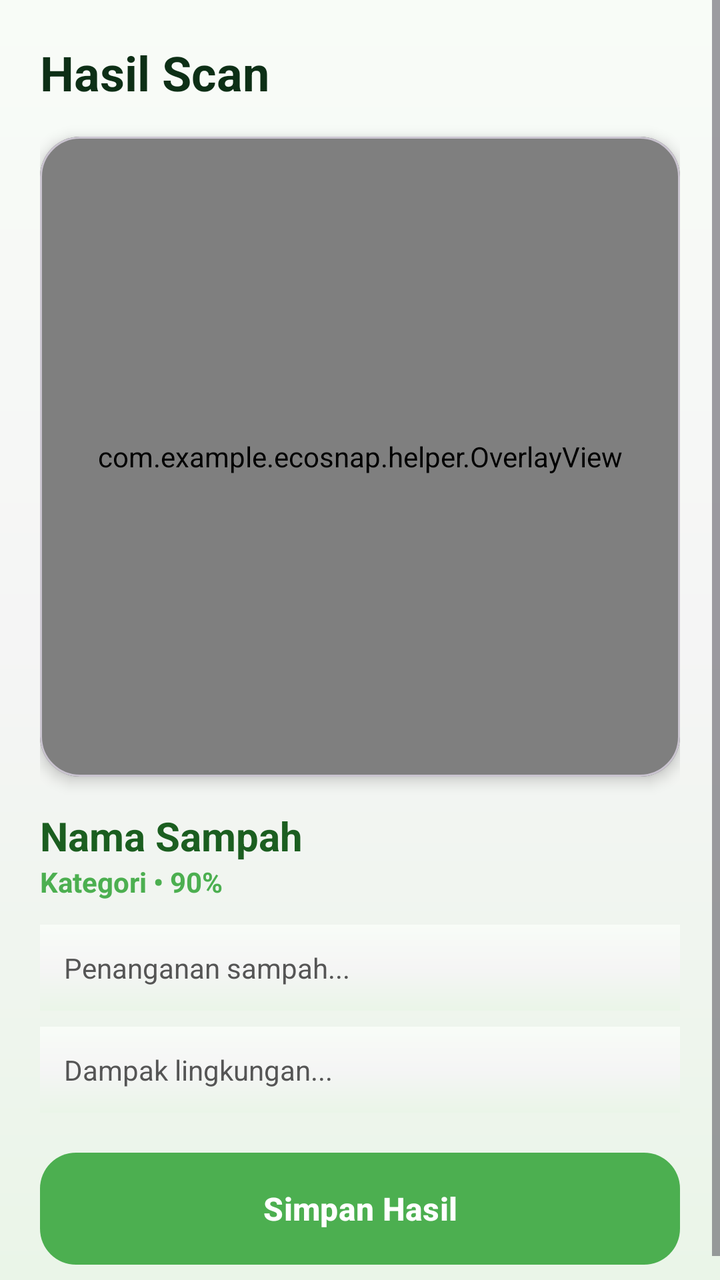
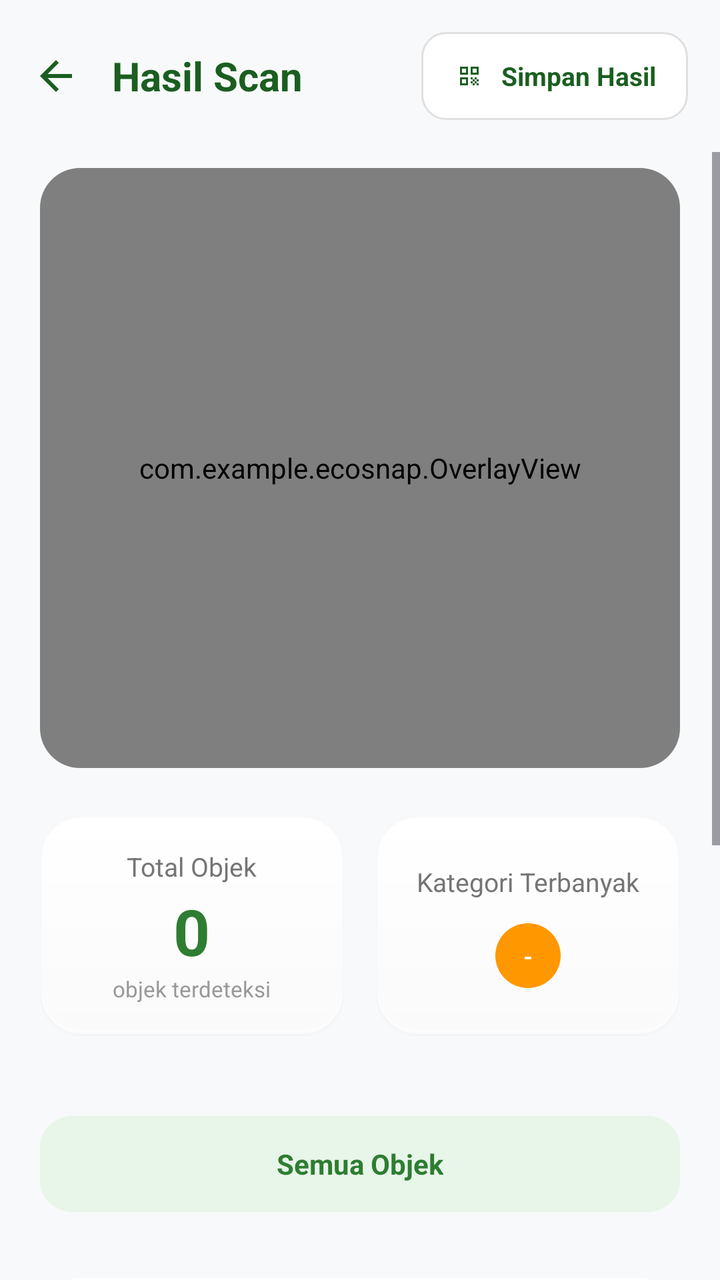

The first picture is an Android layout as it rendered before a commit; the second is the same layout after the commit. The layout source and the unified diff follow.
<!-- AndroidManifest.xml: application theme Theme.EcoSnap -->
<!-- res/layout/activity_result.xml -->
<ScrollView xmlns:android="http://schemas.android.com/apk/res/android"
    xmlns:app="http://schemas.android.com/apk/res-auto"
    android:layout_width="match_parent"
    android:layout_height="match_parent"
    android:background="@drawable/bg_screen_soft"
    android:overScrollMode="never">

    <LinearLayout
        android:layout_width="match_parent"
        android:layout_height="wrap_content"
        android:orientation="vertical"
        android:padding="20dp">

        
        <TextView
            android:layout_width="match_parent"
            android:layout_height="wrap_content"
            android:text="Hasil Scan"
            android:textSize="24sp"
            android:textStyle="bold"
            android:textColor="#0D2F16" />

        
        <com.google.android.material.card.MaterialCardView
            android:layout_width="match_parent"
            android:layout_height="320dp"
            android:layout_marginTop="16dp"
            app:cardCornerRadius="20dp"
            app:cardElevation="4dp">

            <FrameLayout
                android:layout_width="match_parent"
                android:layout_height="match_parent">

                <ImageView
                    android:id="@+id/imgHasil"
                    android:layout_width="match_parent"
                    android:layout_height="match_parent"
                    android:scaleType="centerCrop" />

                <com.example.ecosnap.helper.OverlayView
                    android:id="@+id/overlayView"
                    android:layout_width="match_parent"
                    android:layout_height="match_parent" />

            </FrameLayout>
        </com.google.android.material.card.MaterialCardView>

        
        <TextView
            android:id="@+id/tvNamaSampah"
            android:layout_width="match_parent"
            android:layout_height="wrap_content"
            android:layout_marginTop="16dp"
            android:text="Nama Sampah"
            android:textSize="20sp"
            android:textStyle="bold"
            android:textColor="#1B5E20" />

        
        <TextView
            android:id="@+id/tvKategori"
            android:layout_width="match_parent"
            android:layout_height="wrap_content"
            android:text="Kategori • 90%"
            android:textColor="#4CAF50"
            android:textStyle="bold" />

        
        <TextView
            android:id="@+id/tvSaran"
            android:layout_width="match_parent"
            android:layout_height="wrap_content"
            android:layout_marginTop="12dp"
            android:background="@drawable/bg_screen_soft"
            android:padding="12dp"
            android:text="Penanganan sampah..."
            android:textColor="#555" />

        
        <TextView
            android:id="@+id/tvFunfact"
            android:layout_width="match_parent"
            android:layout_height="wrap_content"
            android:layout_marginTop="8dp"
            android:background="@drawable/bg_screen_soft"
            android:padding="12dp"
            android:text="Dampak lingkungan..."
            android:textColor="#555" />

        
        <com.google.android.material.button.MaterialButton
            android:id="@+id/btnSimpan"
            android:layout_width="match_parent"
            android:layout_height="56dp"
            android:layout_marginTop="20dp"
            android:background="@drawable/bg_button_gradient"
            android:text="Simpan Hasil"
            android:textAllCaps="false"
            android:textColor="#FFFFFF"
            android:textSize="16sp"
            android:textStyle="bold" />

    </LinearLayout>
</ScrollView>
<!-- resources referenced by this layout -->
<resources>
  <!-- drawable bg_button_gradient (drawable) -->
  <?xml version="1.0" encoding="utf-8"?>
  <shape xmlns:android="http://schemas.android.com/apk/res/android">
      <gradient
          android:angle="0"
          android:startColor="#1B5E20"
          android:centerColor="#2E7D32"
          android:endColor="#4CAF50" />
      <corners android:radius="18dp" />
  </shape>
  <!-- drawable bg_screen_soft (drawable) -->
  <?xml version="1.0" encoding="utf-8"?>
  <shape xmlns:android="http://schemas.android.com/apk/res/android">
      <gradient
          android:angle="270"
          android:startColor="#F8FCF7"
          android:centerColor="#F5F5F5"
          android:endColor="#EAF5E8" />
  </shape>
  <style name="Base.Theme.EcoSnap" parent="Theme.Material3.DayNight.NoActionBar">
          
          <item name="colorPrimary">@color/colorPrimary</item>
          <item name="colorPrimaryVariant">@color/colorPrimaryDark</item>
          <item name="colorOnPrimary">@color/white</item>
          <item name="colorSecondary">@color/colorAccent</item>
          <item name="colorSecondaryContainer">#C8E6C9</item>
          <item name="colorOnSecondaryContainer">#1B5E20</item>
          <item name="android:windowBackground">@color/eco_bg_soft</item>
      </style>
  <!-- unchanged entries left out for length: 6 -->
</resources>

<!-- the commit's change to res/layout/activity_result.xml (unified diff, before → after) -->
@@ -1,105 +1,332 @@
-<ScrollView xmlns:android="http://schemas.android.com/apk/res/android"
+<?xml version="1.0" encoding="utf-8"?>
+<LinearLayout xmlns:android="http://schemas.android.com/apk/res/android"
     xmlns:app="http://schemas.android.com/apk/res-auto"
     android:layout_width="match_parent"
     android:layout_height="match_parent"
-    android:background="@drawable/bg_screen_soft"
-    android:overScrollMode="never">
-
+    android:background="#F8F9FA"
+    android:orientation="vertical">
+
+    
     <LinearLayout
         android:layout_width="match_parent"
         android:layout_height="wrap_content"
-        android:orientation="vertical"
-        android:padding="20dp">
-
-        
+        android:gravity="center_vertical"
+        android:padding="16dp"
+        android:orientation="horizontal">
+
+        <ImageView
+            android:layout_width="24dp"
+            android:layout_height="24dp"
+            android:src="@drawable/ic_back"
+            android:contentDescription="Back"
+            app:tint="#1B5E20"
+            android:onClick="finish"
+            android:background="?attr/selectableItemBackgroundBorderless"
+            android:clickable="true"
+            android:focusable="true"/>
+
         <TextView
-            android:layout_width="match_parent"
+            android:layout_width="0dp"
             android:layout_height="wrap_content"
+            android:layout_weight="1"
+            android:layout_marginStart="16dp"
             android:text="Hasil Scan"
-            android:textSize="24sp"
-            android:textStyle="bold"
-            android:textColor="#0D2F16" />
-
-        
-        <com.google.android.material.card.MaterialCardView
-            android:layout_width="match_parent"
-            android:layout_height="320dp"
-            android:layout_marginTop="16dp"
-            app:cardCornerRadius="20dp"
-            app:cardElevation="4dp">
-
-            <FrameLayout
-                android:layout_width="match_parent"
-                android:layout_height="match_parent">
-
-                <ImageView
-                    android:id="@+id/imgHasil"
-                    android:layout_width="match_parent"
-                    android:layout_height="match_parent"
-                    android:scaleType="centerCrop" />
-
-                <com.example.ecosnap.helper.OverlayView
-                    android:id="@+id/overlayView"
-                    android:layout_width="match_parent"
-                    android:layout_height="match_parent" />
-
-            </FrameLayout>
-        </com.google.android.material.card.MaterialCardView>
-
-        
-        <TextView
-            android:id="@+id/tvNamaSampah"
-            android:layout_width="match_parent"
-            android:layout_height="wrap_content"
-            android:layout_marginTop="16dp"
-            android:text="Nama Sampah"
             android:textSize="20sp"
             android:textStyle="bold"
             android:textColor="#1B5E20" />
 
-        
-        <TextView
-            android:id="@+id/tvKategori"
+        <LinearLayout
+            android:id="@+id/btnSimpan"
+            android:layout_width="wrap_content"
+            android:layout_height="44dp"
+            android:background="@drawable/bg_filter_btn"
+            android:gravity="center_vertical"
+            android:orientation="horizontal"
+            android:paddingHorizontal="16dp"
+            android:clickable="true"
+            android:focusable="true"
+            android:foreground="?attr/selectableItemBackground">
+            <ImageView
+                android:layout_width="16dp"
+                android:layout_height="16dp"
+                android:src="@drawable/ic_scan"
+                app:tint="#1B5E20" />
+            <TextView
+                android:layout_width="wrap_content"
+                android:layout_height="wrap_content"
+                android:layout_marginStart="8dp"
+                android:text="Simpan Hasil"
+                android:textColor="#1B5E20"
+                android:textSize="13sp"
+                android:textStyle="bold" />
+        </LinearLayout>
+    </LinearLayout>
+
+    <ScrollView
+        android:layout_width="match_parent"
+        android:layout_height="match_parent"
+        android:fillViewport="true"
+        android:overScrollMode="never">
+
+        <LinearLayout
             android:layout_width="match_parent"
             android:layout_height="wrap_content"
-            android:text="Kategori • 90%"
-            android:textColor="#4CAF50"
-            android:textStyle="bold" />
-
-        
-        <TextView
-            android:id="@+id/tvSaran"
-            android:layout_width="match_parent"
-            android:layout_height="wrap_content"
-            android:layout_marginTop="12dp"
-            android:background="@drawable/bg_screen_soft"
-            android:padding="12dp"
-            android:text="Penanganan sampah..."
-            android:textColor="#555" />
-
-        
-        <TextView
-            android:id="@+id/tvFunfact"
-            android:layout_width="match_parent"
-            android:layout_height="wrap_content"
-            android:layout_marginTop="8dp"
-            android:background="@drawable/bg_screen_soft"
-            android:padding="12dp"
-            android:text="Dampak lingkungan..."
-            android:textColor="#555" />
-
-        
-        <com.google.android.material.button.MaterialButton
-            android:id="@+id/btnSimpan"
-            android:layout_width="match_parent"
-            android:layout_height="56dp"
-            android:layout_marginTop="20dp"
-            android:background="@drawable/bg_button_gradient"
-            android:text="Simpan Hasil"
-            android:textAllCaps="false"
-            android:textColor="#FFFFFF"
-            android:textSize="16sp"
-            android:textStyle="bold" />
-
-    </LinearLayout>
-</ScrollView>
+            android:orientation="vertical"
+            android:paddingHorizontal="20dp"
+            android:paddingBottom="40dp">
+
+            
+            <LinearLayout
+                android:layout_width="match_parent"
+                android:layout_height="300dp"
+                android:layout_marginTop="8dp"
+                android:background="@drawable/bg_premium_card"
+                android:elevation="4dp"
+                android:outlineAmbientShadowColor="#0F000000"
+                android:outlineSpotShadowColor="#0A000000">
+
+                <com.google.android.material.card.MaterialCardView
+                    android:layout_width="match_parent"
+                    android:layout_height="match_parent"
+                    app:cardCornerRadius="20dp"
+                    app:cardElevation="0dp"
+                    app:strokeWidth="0dp">
+
+                    <FrameLayout
+                        android:layout_width="match_parent"
+                        android:layout_height="match_parent">
+
+                        <ImageView
+                            android:id="@+id/imgHasil"
+                            android:layout_width="match_parent"
+                            android:layout_height="match_parent"
+                            android:scaleType="centerCrop" />
+
+                        <com.example.ecosnap.OverlayView
+                            android:id="@+id/overlayView"
+                            android:layout_width="match_parent"
+                            android:layout_height="match_parent" />
+                    </FrameLayout>
+                </com.google.android.material.card.MaterialCardView>
+            </LinearLayout>
+
+            
+            <LinearLayout
+                android:layout_width="match_parent"
+                android:layout_height="wrap_content"
+                android:layout_marginTop="24dp"
+                android:orientation="horizontal"
+                android:weightSum="2"
+                android:baselineAligned="false">
+
+                
+                <LinearLayout
+                    android:layout_width="0dp"
+                    android:layout_height="110dp"
+                    android:layout_weight="1"
+                    android:layout_marginEnd="8dp"
+                    android:background="@drawable/bg_premium_card"
+                    android:elevation="4dp"
+                    android:outlineAmbientShadowColor="#0F000000"
+                    android:outlineSpotShadowColor="#0A000000"
+                    android:gravity="center"
+                    android:orientation="vertical">
+
+                    <TextView
+                        android:layout_width="wrap_content"
+                        android:layout_height="wrap_content"
+                        android:text="Total Objek"
+                        android:textColor="#757575"
+                        android:textSize="13sp" />
+
+                    <TextView
+                        android:id="@+id/tvTotalObjek"
+                        android:layout_width="wrap_content"
+                        android:layout_height="wrap_content"
+                        android:text="0"
+                        android:textColor="#2E7D32"
+                        android:textSize="32sp"
+                        android:textStyle="bold"
+                        android:layout_marginTop="2dp" />
+
+                    <TextView
+                        android:layout_width="wrap_content"
+                        android:layout_height="wrap_content"
+                        android:text="objek terdeteksi"
+                        android:textColor="#999999"
+                        android:textSize="11sp" />
+                </LinearLayout>
+
+                
+                <LinearLayout
+                    android:layout_width="0dp"
+                    android:layout_height="110dp"
+                    android:layout_weight="1"
+                    android:layout_marginStart="8dp"
+                    android:background="@drawable/bg_premium_card"
+                    android:elevation="4dp"
+                    android:outlineAmbientShadowColor="#0F000000"
+                    android:outlineSpotShadowColor="#0A000000"
+                    android:gravity="center"
+                    android:orientation="vertical"
+                    android:padding="8dp">
+
+                    <TextView
+                        android:layout_width="wrap_content"
+                        android:layout_height="wrap_content"
+                        android:text="Kategori Terbanyak"
+                        android:textColor="#757575"
+                        android:textSize="13sp" />
+
+                    <TextView
+                        android:id="@+id/tvKategoriTerbanyak"
+                        android:layout_width="wrap_content"
+                        android:layout_height="wrap_content"
+                        android:layout_marginTop="12dp"
+                        android:text="-"
+                        android:textColor="#FFFFFF"
+                        android:textSize="12sp"
+                        android:textStyle="bold"
+                        android:paddingHorizontal="14dp"
+                        android:paddingVertical="8dp"
+                        android:background="@drawable/bg_label_pill"
+                        android:backgroundTint="#FF9800" />
+                </LinearLayout>
+            </LinearLayout>
+
+            
+            <LinearLayout
+                android:id="@+id/llDetectedObjects"
+                android:layout_width="match_parent"
+                android:layout_height="wrap_content"
+                android:layout_marginTop="24dp"
+                android:orientation="vertical" />
+
+            <LinearLayout
+                android:layout_width="match_parent"
+                android:layout_height="48dp"
+                android:layout_marginTop="16dp"
+                android:background="@drawable/bg_green_soft_card"
+                android:clickable="true"
+                android:focusable="true"
+                android:foreground="?attr/selectableItemBackground"
+                android:gravity="center"
+                android:orientation="horizontal">
+                <TextView
+                    android:layout_width="wrap_content"
+                    android:layout_height="wrap_content"
+                    android:text="Semua Objek"
+                    android:textColor="#2E7D32"
+                    android:textSize="14sp"
+                    android:textStyle="bold" />
+            </LinearLayout>
+
+            
+            <LinearLayout
+                android:layout_width="match_parent"
+                android:layout_height="wrap_content"
+                android:layout_marginTop="32dp"
+                android:background="@drawable/bg_premium_card"
+                android:elevation="4dp"
+                android:outlineAmbientShadowColor="#0F000000"
+                android:outlineSpotShadowColor="#0A000000"
+                android:padding="20dp"
+                android:orientation="horizontal"
+                android:gravity="top">
+
+                <FrameLayout
+                    android:layout_width="44dp"
+                    android:layout_height="44dp"
+                    android:background="@drawable/bg_green_circle"
+                    android:backgroundTint="#E8F5E9">
+                    <ImageView
+                        android:layout_width="22dp"
+                        android:layout_height="22dp"
+                        android:layout_gravity="center"
+                        android:src="@drawable/ic_organik"
+                        app:tint="#2E7D32" />
+                </FrameLayout>
+
+                <LinearLayout
+                    android:layout_width="0dp"
+                    android:layout_weight="1"
+                    android:layout_height="wrap_content"
+                    android:layout_marginStart="16dp"
+                    android:orientation="vertical">
+
+                    <TextView
+                        android:layout_width="wrap_content"
+                        android:layout_height="wrap_content"
+                        android:text="Saran Penanganan"
+                        android:textColor="#1B5E20"
+                        android:textSize="16sp"
+                        android:textStyle="bold" />
+
+                    <TextView
+                        android:id="@+id/tvSaran"
+                        android:layout_width="match_parent"
+                        android:layout_height="wrap_content"
+                        android:layout_marginTop="8dp"
+                        android:text="Pisahkan sampah sesuai kategorinya. Sampah organik bisa dibuat kompos, plastik didaur ulang, dan lainnya dibuang pada tempat yang sesuai."
+                        android:textColor="#666666"
+                        android:textSize="14sp"
+                        android:lineSpacingExtra="4dp" />
+                </LinearLayout>
+            </LinearLayout>
+
+            
+            <LinearLayout
+                android:layout_width="match_parent"
+                android:layout_height="wrap_content"
+                android:layout_marginTop="16dp"
+                android:background="@drawable/bg_premium_card"
+                android:elevation="4dp"
+                android:outlineAmbientShadowColor="#0F000000"
+                android:outlineSpotShadowColor="#0A000000"
+                android:padding="20dp"
+                android:orientation="horizontal"
+                android:gravity="top">
+
+                <FrameLayout
+                    android:layout_width="44dp"
+                    android:layout_height="44dp"
+                    android:background="@drawable/bg_green_circle"
+                    android:backgroundTint="#FFF8E1">
+                    <ImageView
+                        android:layout_width="22dp"
+                        android:layout_height="22dp"
+                        android:layout_gravity="center"
+                        android:src="@drawable/ic_idea"
+                        app:tint="#FF8F00" />
+                </FrameLayout>
+
+                <LinearLayout
+                    android:layout_width="0dp"
+                    android:layout_weight="1"
+                    android:layout_height="wrap_content"
+                    android:layout_marginStart="16dp"
+                    android:orientation="vertical">
+
+                    <TextView
+                        android:layout_width="wrap_content"
+                        android:layout_height="wrap_content"
+                        android:text="Fun Fact"
+                        android:textColor="#1B5E20"
+                        android:textSize="16sp"
+                        android:textStyle="bold" />
+
+                    <TextView
+                        android:id="@+id/tvFunfact"
+                        android:layout_width="match_parent"
+                        android:layout_height="wrap_content"
+                        android:layout_marginTop="8dp"
+                        android:text="Tahukah kamu? 1 botol plastik membutuhkan waktu hingga 450 tahun untuk terurai di alam!"
+                        android:textColor="#666666"
+                        android:textSize="14sp"
+                        android:lineSpacingExtra="4dp" />
+                </LinearLayout>
+            </LinearLayout>
+
+        </LinearLayout>
+    </ScrollView>
+</LinearLayout>
<!-- resource entries referenced after the edit -->
@@ -1,24 +1,95 @@
 <!-- resources referenced by this layout -->
 <resources>
-  <!-- drawable bg_button_gradient (drawable) -->
+  <!-- drawable bg_filter_btn (drawable) -->
   <?xml version="1.0" encoding="utf-8"?>
   <shape xmlns:android="http://schemas.android.com/apk/res/android">
-      <gradient
-          android:angle="0"
-          android:startColor="#1B5E20"
-          android:centerColor="#2E7D32"
-          android:endColor="#4CAF50" />
-      <corners android:radius="18dp" />
+      <solid android:color="#FFFFFF" />
+      <corners android:radius="12dp" />
+      <stroke android:width="1dp" android:color="#E0E0E0" />
   </shape>
-  <!-- drawable bg_screen_soft (drawable) -->
+  <!-- drawable bg_green_circle (drawable) -->
+  <?xml version="1.0" encoding="utf-8"?>
+  <shape xmlns:android="http://schemas.android.com/apk/res/android"
+      android:shape="oval">
+      <solid android:color="#E8F5E9" />
+  </shape>
+  <!-- drawable bg_green_soft_card (drawable) -->
   <?xml version="1.0" encoding="utf-8"?>
   <shape xmlns:android="http://schemas.android.com/apk/res/android">
-      <gradient
-          android:angle="270"
-          android:startColor="#F8FCF7"
-          android:centerColor="#F5F5F5"
-          android:endColor="#EAF5E8" />
+      <solid android:color="#E8F5E9" />
+      <corners android:radius="16dp" />
   </shape>
+  <!-- drawable bg_label_pill (drawable) -->
+  <?xml version="1.0" encoding="utf-8"?>
+  <shape xmlns:android="http://schemas.android.com/apk/res/android" android:shape="rectangle">
+      <corners android:radius="50dp"/>
+      <solid android:color="#FFFFFF"/>
+  </shape>
+  <!-- drawable bg_premium_card (drawable) -->
+  <?xml version="1.0" encoding="utf-8"?>
+  <layer-list xmlns:android="http://schemas.android.com/apk/res/android">
+      <item>
+          <shape android:shape="rectangle">
+              <gradient
+                  android:angle="270"
+                  android:startColor="#FFFFFF"
+                  android:endColor="#FAFAFA"
+                  android:type="linear" />
+              <corners android:radius="20dp" />
+              <stroke android:width="1dp" android:color="#66EEEEEE" />
+          </shape>
+      </item>
+      
+      <item android:bottom="2dp">
+          <shape android:shape="rectangle">
+              <stroke android:width="1dp" android:color="#4DFFFFFF" />
+              <corners android:radius="20dp" />
+          </shape>
+      </item>
+  </layer-list>
+  <!-- drawable ic_back (drawable) -->
+  <vector xmlns:android="http://schemas.android.com/apk/res/android"
+      android:width="24dp"
+      android:height="24dp"
+      android:viewportWidth="24"
+      android:viewportHeight="24">
+      <path
+          android:fillColor="#1B5E20"
+          android:pathData="M20,11H7.83l5.59,-5.59L12,4l-8,8 8,8 1.41,-1.41L7.83,13H20v-2z"/>
+  </vector>
+  <!-- drawable ic_idea (drawable) -->
+  <vector xmlns:android="http://schemas.android.com/apk/res/android"
+      android:width="24dp"
+      android:height="24dp"
+      android:viewportWidth="24"
+      android:viewportHeight="24"
+      android:tint="#000000">
+      <path
+          android:fillColor="@android:color/white"
+          android:pathData="M9,21c0,0.5 0.4,1 1,1h4c0.6,0 1,-0.5 1,-1v-1H9V21zM12,2C8.1,2 5,5.1 5,9c0,2.4 1.2,4.5 3,5.7V17c0,0.5 0.4,1 1,1h6c0.6,0 1,-0.5 1,-1v-2.3c1.8,-1.3 3,-3.4 3,-5.7C19,5.1 15.9,2 12,2zM14.3,13.3c-0.2,0.1 -0.3,0.3 -0.3,0.5v1.2H10v-1.2c0,-0.2 -0.1,-0.4 -0.3,-0.5C8.4,12.3 7.5,10.7 7.5,9c0,-2.5 2,-4.5 4.5,-4.5s4.5,2 4.5,4.5C16.5,10.7 15.6,12.3 14.3,13.3z"/>
+  </vector>
+  <!-- drawable ic_organik (drawable) -->
+  <?xml version="1.0" encoding="utf-8"?>
+  <vector xmlns:android="http://schemas.android.com/apk/res/android"
+      android:width="24dp"
+      android:height="24dp"
+      android:viewportWidth="24"
+      android:viewportHeight="24">
+      <path
+          android:fillColor="#FFFFFF"
+          android:pathData="M17,8C8,10 5.9,16.17 3.82,21.34L5.71,22l1,-2.3A4.49,4.49 0,0 0,8 20C19,20 22,3 22,3 21,5 14,5.25 9,6.25c-5,1 -6,4.5 -6,4.5 2,-1 6.25,-2.5 10,-2.75C13,8 16,8 17,8z"/>
+  </vector>
+  <!-- drawable ic_scan (drawable) -->
+  <?xml version="1.0" encoding="utf-8"?>
+  <vector xmlns:android="http://schemas.android.com/apk/res/android"
+      android:width="24dp"
+      android:height="24dp"
+      android:viewportWidth="24"
+      android:viewportHeight="24">
+      <path
+          android:fillColor="#FFFFFF"
+          android:pathData="M9.5,6.5v3h-3v-3h3M11,5H5v6h6V5zM9.5,14.5v3h-3v-3h3M11,13H5v6h6v-6zM17.5,6.5v3h-3v-3h3M19,5h-6v6h6V5zM13,13h1.5v1.5H13zM14.5,14.5H16V16h-1.5zM16,13h1.5v1.5H16zM13,16h1.5v1.5H13zM14.5,17.5H16V19h-1.5zM16,16h1.5v1.5H16zM17.5,14.5H19V16h-1.5zM17.5,17.5H19V19h-1.5z"/>
+  </vector>
   <style name="Base.Theme.EcoSnap" parent="Theme.Material3.DayNight.NoActionBar">
           
           <item name="colorPrimary">@color/colorPrimary</item>
@@ -28,6 +99,8 @@
           <item name="colorSecondaryContainer">#C8E6C9</item>
           <item name="colorOnSecondaryContainer">#1B5E20</item>
           <item name="android:windowBackground">@color/eco_bg_soft</item>
+          <item name="android:statusBarColor">@color/eco_bg_soft</item>
+          <item name="android:windowLightStatusBar">true</item>
       </style>
   <!-- unchanged entries left out for length: 6 -->
 </resources>
